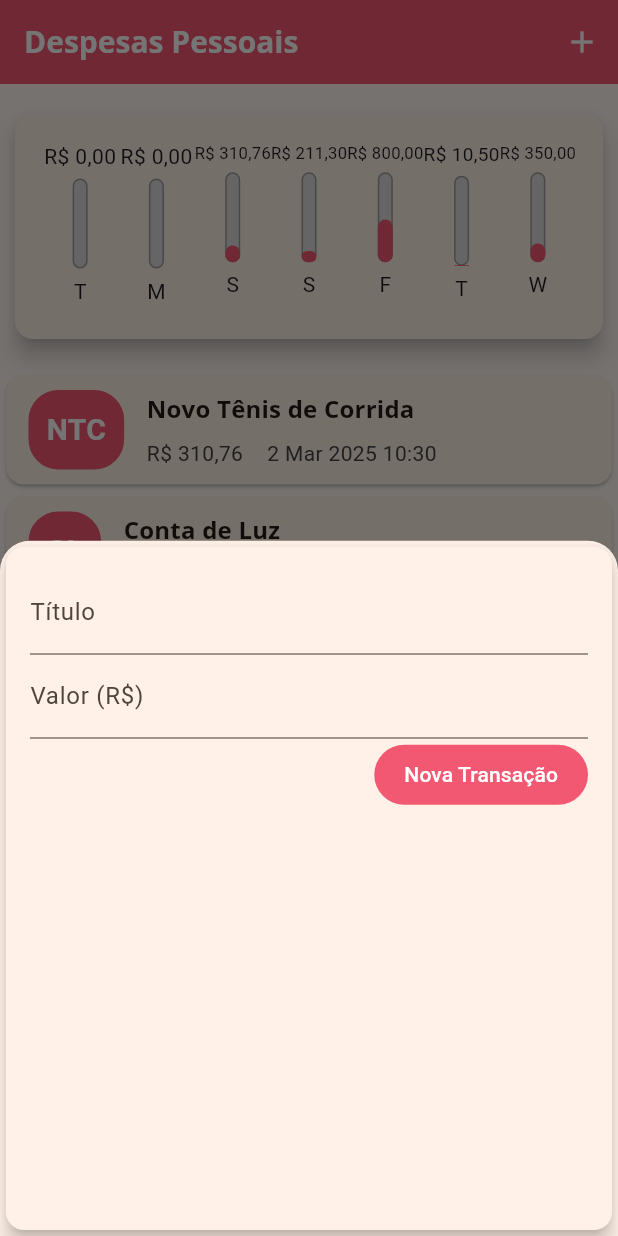
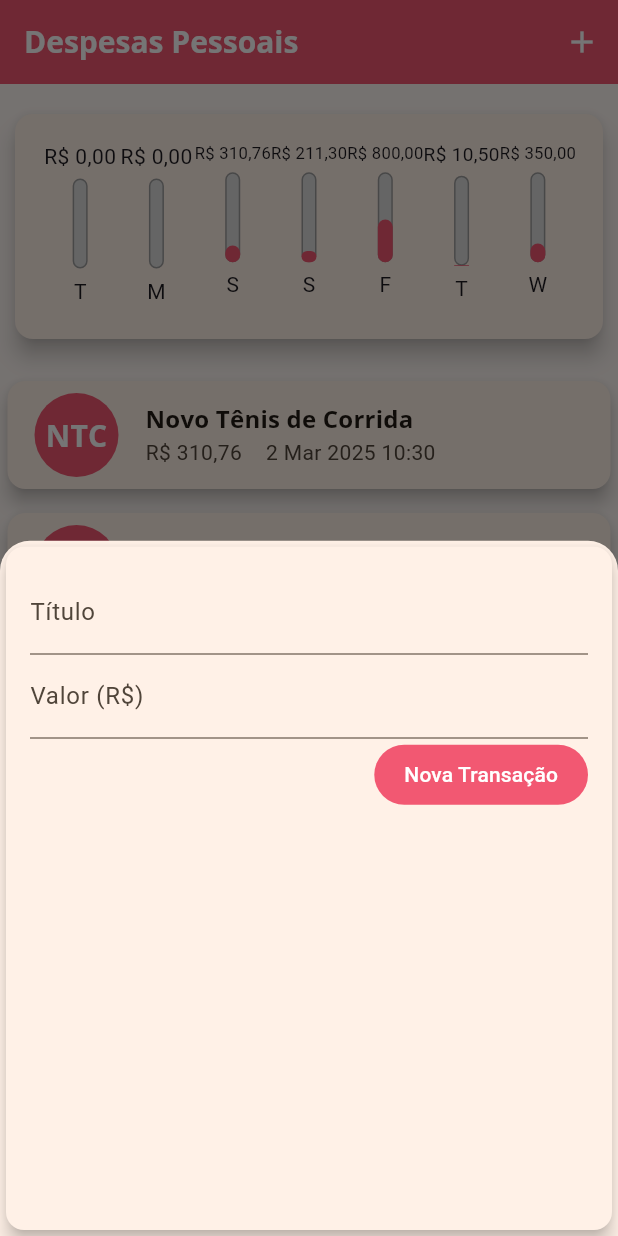
Before and after one commit to IsaiasFernandes/expenses_flutter, a Flutter app: the screen it shows after launch, after a tap on the "add" icon, on a phone screen of 412 x 824 dp. Run offline on Flutter 3.47's test engine with Material 3 defaults, Android fonts, the phone set to English and light mode, and no system bars; our stand-ins replace flutter_multi_formatter.

Commit message:
ajuste na lista de cards

```diff
--- a/lib/presentation/views/home/card/cardAdpter.dart
+++ b/lib/presentation/views/home/card/cardAdpter.dart
@@ -3,7 +3,6 @@ import 'package:expenses/utils/strings.dart';
 import 'package:flutter/material.dart';
 
 import '../../../../utils/CardUtils.dart';
-
 
 class CardAdapter extends Card {
   late final Transaction transaction;
@@ -20,16 +19,18 @@ class CardAdapter extends Card {
   @override
   Widget build(BuildContext context) {
     return Card(
-      child: Row(
-        children: [
-          Container(
-            margin: EdgeInsets.symmetric(horizontal: 15, vertical: 10),
-            decoration: BoxDecoration(
-              border: Border.all(color: Theme.of(context).primaryColor, width: 2),
-              borderRadius: BorderRadius.circular(20),
-              color: Color(AppColors.colorPrimary),
+      elevation: 5,
+      margin: const EdgeInsets.symmetric(
+        vertical: 8,
+        horizontal: 5,
       ),
-            padding: EdgeInsets.all(10),
+      child: ListTile(
+        leading: CircleAvatar(
+          radius: 30,
+          backgroundColor: Theme.of(context).primaryColor,
+          child: Padding(
+            padding: const EdgeInsets.all(6.0),
+            child: FittedBox(
               child: Text(
                 formattedTittle,
                 style: TextStyle(
@@ -39,30 +40,21 @@ class CardAdapter extends Card {
                 ),
               ),
             ),
-          Column(
-            crossAxisAlignment: CrossAxisAlignment.start,
-            spacing: 8,
-            children: [
-              Text(
+          ),
+        ),
+        title: Text(
           transaction.title,
           style: Theme.of(context).textTheme.titleMedium,
         ),
-              Row(
+        subtitle: Container(
+          child: Row(
             children: [
-                  Text(
-                    formattedPrice,
-                    style: TextStyle(color: Colors.grey.shade800),
-                  ),
+              Text(formattedPrice),
               SizedBox(width: 16),
-                  Text(
-                    formattedDate,
-                    style: TextStyle(color: Colors.grey.shade800),
-                  ),
+              Text(formattedDate),
             ],
           ),
-            ],
         ),
-        ],
       ),
     );
   }
```
Lines whose indentation alone changed are shown as unchanged.
